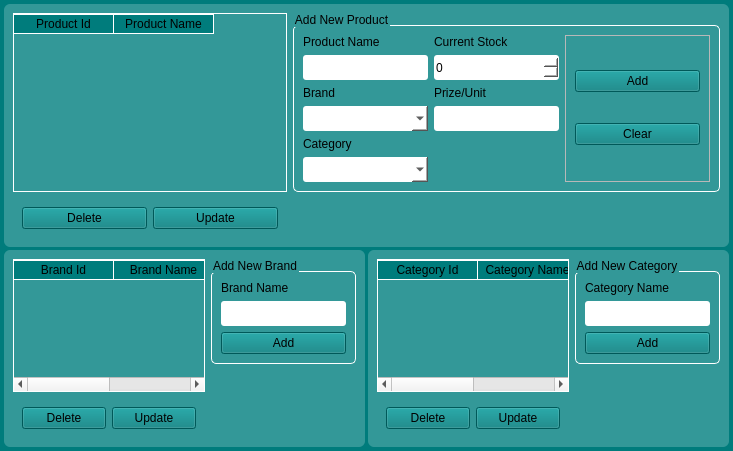
Before: the Qt Designer form ui/products.ui in sarin32/Supermarket-Inventory-and-Sales-Management-System, drawn with Qt 5.
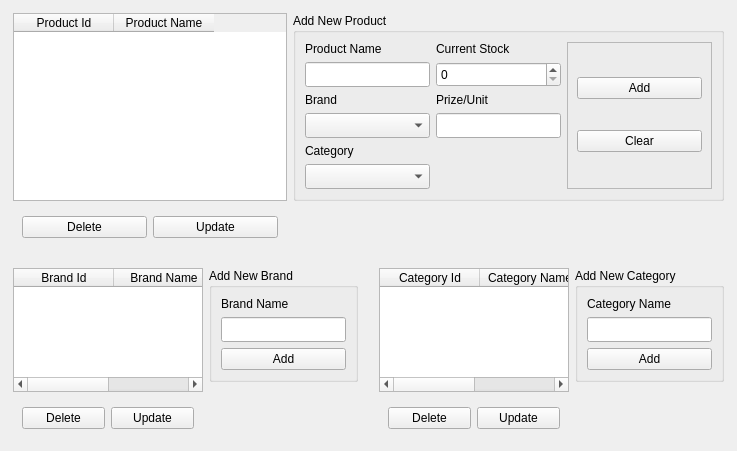
After: the same form once the commit is applied.

```diff
--- a/ui/products.ui
+++ b/ui/products.ui
@@ -13,77 +13,8 @@
   <property name="windowTitle">
    <string>Form</string>
   </property>
-  <property name="styleSheet">
-   <string notr="true">QWidget#products{
-	background-color:rgb(0, 124, 124);
-}
-QLabel{
-	font: 15px  &quot;Centular&quot;;
-}
-QPushButton{
-	font: 15px  &quot;Centular&quot;;
-	background-color:rgb(0, 124, 124);
-}
-
-QLabel#h_1 ,QLabel#h_2, QLabel#h_3{
-	font: bold 16px  &quot;Centular&quot;;
-}
-
-QFrame#mainframe_1, QFrame#mainframe_2,  QFrame#mainframe_3{
-	background-color:rgb(51, 152, 152);
-	border-radius:6px;
-}
-
-QComboBox,QSpinBox,QLineEdit{
-	background-color:rgb(255, 255, 255);
-	color:#000;
-	border-radius:3px;
-}
-QMessageBox,QInputDialog{
-	background-color: rgb(51, 152, 152);
-}
-
-QTableWidget
-{
-	gridline-color: #ffffff;
-	background-color: transparent;
-	border:1px solid rgb(255, 255, 255);
-	font: 13px  &quot;Centular&quot;;
-}
-QHeaderView {
-	background-color: transparent;
-}
-QHeaderView::section {
-	background-color: rgb(0, 124, 124);
-	font: bold 13px  &quot;Centular&quot; ;
-	border-bottom: 1px solid #fff;
-    border-right: 1px solid #fff;
-}
-QHeaderView::section:horizontal
-{
-    border-top: 1px solid #fff;
-}
-QHeaderView::section:vertical
-{
-    border-left: 1px solid #fff;
-}
-QTableWidget::item::selected 
-{
- Color:#000; 
- Background: #fff;
-}
-QGroupBox {
-     border: 1px solid #fff;
-     border-radius: 5px;
-     margin-top:12px; 
-font: bold 12px  &quot;Centular&quot;;
- }
-
- QGroupBox::title {
-     subcontrol-origin: margin;
-     
-	font: 8pt &quot;MS Sans Serif&quot;;
- }</string>
+  <property name="type" stdset="0">
+   <string>main</string>
   </property>
   <layout class="QGridLayout" name="gridLayout">
    <property name="leftMargin">
@@ -102,12 +33,9 @@
     <number>3</number>
    </property>
    <item row="1" column="0">
-    <widget class="QFrame" name="mainframe_2">
-     <property name="frameShape">
-      <enum>QFrame::StyledPanel</enum>
-     </property>
-     <property name="frameShadow">
-      <enum>QFrame::Raised</enum>
+    <widget class="QFrame" name="frame_4">
+     <property name="type" stdset="0">
+      <string>mainframe</string>
      </property>
      <layout class="QGridLayout" name="gridLayout_5">
       <item row="0" column="1" alignment="Qt::AlignTop">
@@ -232,12 +160,9 @@
     </widget>
    </item>
    <item row="1" column="1">
-    <widget class="QFrame" name="mainframe_3">
-     <property name="frameShape">
-      <enum>QFrame::StyledPanel</enum>
-     </property>
-     <property name="frameShadow">
-      <enum>QFrame::Raised</enum>
+    <widget class="QFrame" name="frame_6">
+     <property name="type" stdset="0">
+      <string>mainframe</string>
      </property>
      <layout class="QGridLayout" name="gridLayout_7">
       <item row="0" column="1" alignment="Qt::AlignTop">
@@ -321,7 +246,7 @@
        </widget>
       </item>
       <item row="1" column="0">
-       <widget class="QFrame" name="horizontalFrame">
+       <widget class="QFrame" name="frame_7">
         <layout class="QHBoxLayout" name="horizontalLayout_2">
          <item>
           <widget class="QPushButton" name="buttonDeleteCategory">
@@ -362,12 +287,9 @@
     </widget>
    </item>
    <item row="0" column="0" colspan="2">
-    <widget class="QFrame" name="mainframe_1">
-     <property name="frameShape">
-      <enum>QFrame::StyledPanel</enum>
-     </property>
-     <property name="frameShadow">
-      <enum>QFrame::Raised</enum>
+    <widget class="QFrame" name="frame">
+     <property name="type" stdset="0">
+      <string>mainframe</string>
      </property>
      <layout class="QGridLayout" name="gridLayout_2">
       <item row="2" column="4">
@@ -492,7 +414,7 @@
           </widget>
          </item>
          <item row="0" column="2" rowspan="6">
-          <widget class="QFrame" name="frame_7">
+          <widget class="QFrame" name="frame_2">
            <property name="frameShape">
             <enum>QFrame::StyledPanel</enum>
            </property>
@@ -580,7 +502,7 @@
        </widget>
       </item>
       <item row="3" column="0" alignment="Qt::AlignRight">
-       <widget class="QFrame" name="horizontalFrame">
+       <widget class="QFrame" name="frame_3">
         <layout class="QHBoxLayout" name="horizontalLayout_4">
          <item>
           <widget class="QPushButton" name="buttonDeleteProduct">
```
Left out of the diff: 8 changed lines with no effect on the pictures.
